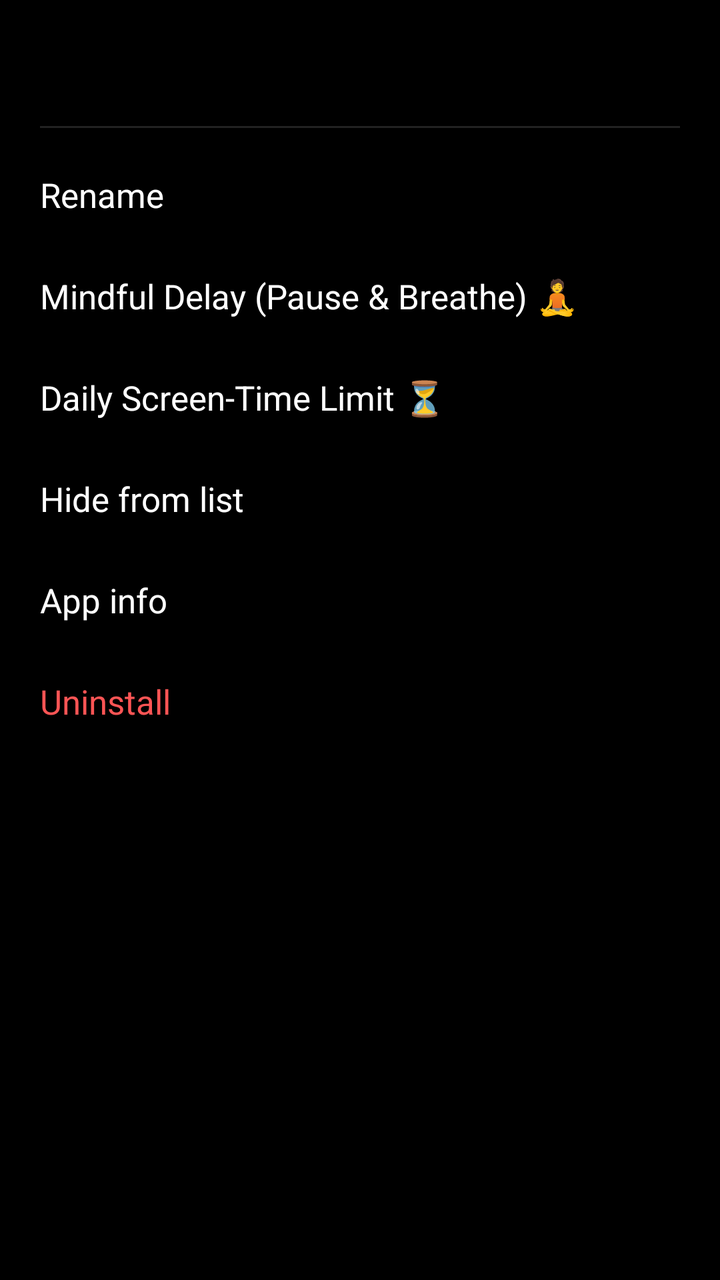
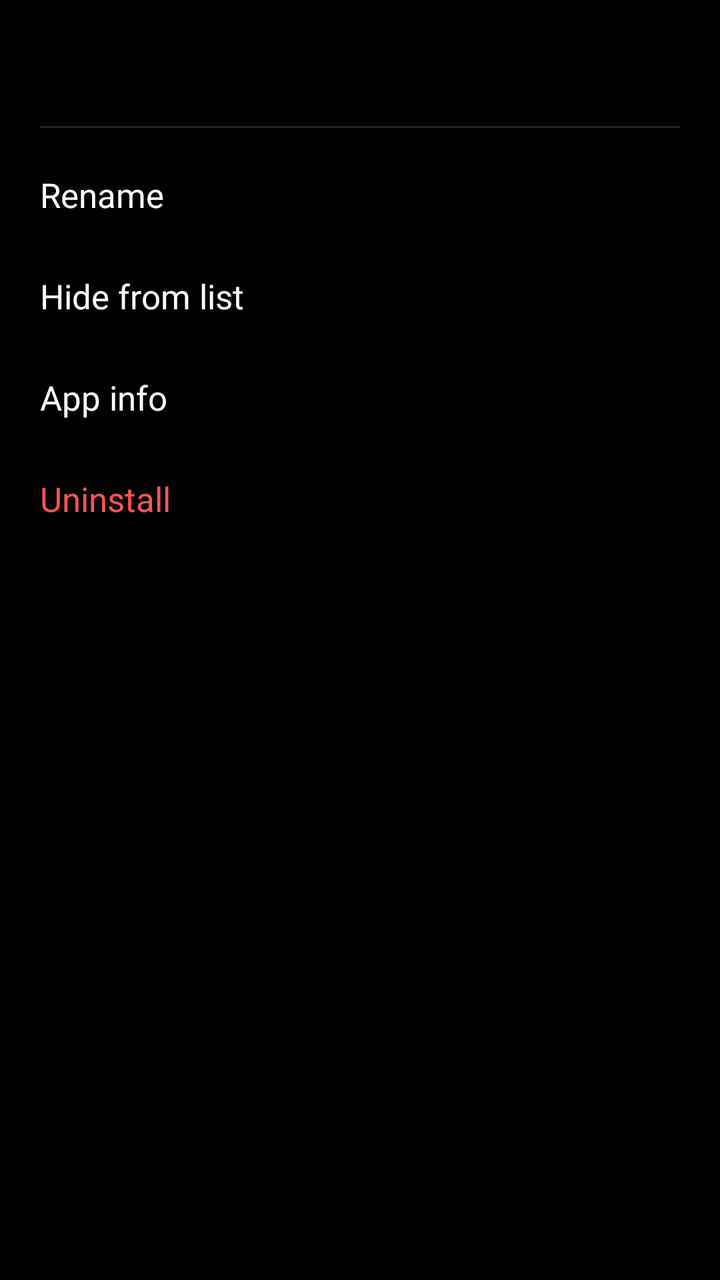

Before-and-after screenshots of an Android layout around one commit, followed by the original layout XML and the change that was made.
<!-- AndroidManifest.xml: application theme Theme.MinimalLauncher -->
<!-- res/layout/dialog_app_actions.xml -->
<?xml version="1.0" encoding="utf-8"?>
<LinearLayout xmlns:android="http://schemas.android.com/apk/res/android"
    android:layout_width="match_parent"
    android:layout_height="wrap_content"
    android:background="?attr/launcherBackground"
    android:orientation="vertical"
    android:paddingStart="20dp"
    android:paddingTop="20dp"
    android:paddingEnd="20dp"
    android:paddingBottom="24dp">

    <TextView
        android:id="@+id/tvActionAppTitle"
        android:layout_width="match_parent"
        android:layout_height="wrap_content"
        android:ellipsize="end"
        android:maxLines="1"
        android:paddingBottom="16dp"
        android:textColor="?attr/primaryTextColor"
        android:textSize="20sp"
        android:textStyle="bold" />

    <View
        android:layout_width="match_parent"
        android:layout_height="1dp"
        android:layout_marginBottom="8dp"
        android:background="?attr/dividerColor" />

    <TextView
        android:id="@+id/actionRename"
        android:layout_width="match_parent"
        android:layout_height="wrap_content"
        android:background="?android:attr/selectableItemBackground"
        android:paddingTop="14dp"
        android:paddingBottom="14dp"
        android:text="@string/action_rename"
        android:textColor="?attr/primaryTextColor"
        android:textSize="17sp" />

    <TextView
        android:id="@+id/actionMindfulDelay"
        android:layout_width="match_parent"
        android:layout_height="wrap_content"
        android:background="?android:attr/selectableItemBackground"
        android:paddingTop="14dp"
        android:paddingBottom="14dp"
        android:text="Mindful Delay (Pause &amp; Breathe) 🧘"
        android:textColor="?attr/primaryTextColor"
        android:textSize="17sp" />

    <TextView
        android:id="@+id/actionScreenTimeLimit"
        android:layout_width="match_parent"
        android:layout_height="wrap_content"
        android:background="?android:attr/selectableItemBackground"
        android:paddingTop="14dp"
        android:paddingBottom="14dp"
        android:text="Daily Screen-Time Limit ⏳"
        android:textColor="?attr/primaryTextColor"
        android:textSize="17sp" />

    <TextView
        android:id="@+id/actionHide"
        android:layout_width="match_parent"
        android:layout_height="wrap_content"
        android:background="?android:attr/selectableItemBackground"
        android:paddingTop="14dp"
        android:paddingBottom="14dp"
        android:text="@string/action_hide"
        android:textColor="?attr/primaryTextColor"
        android:textSize="17sp" />

    <TextView
        android:id="@+id/actionInfo"
        android:layout_width="match_parent"
        android:layout_height="wrap_content"
        android:background="?android:attr/selectableItemBackground"
        android:paddingTop="14dp"
        android:paddingBottom="14dp"
        android:text="@string/action_info"
        android:textColor="?attr/primaryTextColor"
        android:textSize="17sp" />

    <TextView
        android:id="@+id/actionUninstall"
        android:layout_width="match_parent"
        android:layout_height="wrap_content"
        android:background="?android:attr/selectableItemBackground"
        android:paddingTop="14dp"
        android:paddingBottom="14dp"
        android:text="@string/action_uninstall"
        android:textColor="#FF5555"
        android:textSize="17sp" />

</LinearLayout>
<!-- resources referenced by this layout -->
<resources>
  <string name="action_hide">Hide from list</string>
  <string name="action_info">App info</string>
  <string name="action_rename">Rename</string>
  <string name="action_uninstall">Uninstall</string>
  <style name="Theme.MinimalLauncher" parent="Theme.AppCompat.NoActionBar">
          <item name="android:windowBackground">@color/bg_dark</item>
          <item name="android:colorBackground">@color/bg_dark</item>
          <item name="android:statusBarColor">@color/transparent</item>
          <item name="android:navigationBarColor">@color/transparent</item>
          <item name="android:windowLightStatusBar">false</item>
          <item name="android:windowLightNavigationBar">false</item>
  
          
          <item name="android:windowAnimationStyle">@null</item>
          <item name="android:windowDisablePreview">true</item>
  
          
          <item name="launcherBackground">@color/bg_dark</item>
          <item name="primaryTextColor">@color/text_primary_dark</item>
          <item name="secondaryTextColor">@color/text_secondary_dark</item>
          <item name="searchBackground">@drawable/bg_search_dark</item>
          <item name="itemHighlight">@color/highlight_dark</item>
          <item name="dividerColor">@color/divider_dark</item>
      </style>
  <color name="bg_dark">#000000</color>
  <color name="transparent">#00000000</color>
  <color name="text_primary_dark">#FFFFFF</color>
  <color name="text_secondary_dark">#999999</color>
  <!-- drawable bg_search_dark (drawable) -->
  <?xml version="1.0" encoding="utf-8"?>
  <shape xmlns:android="http://schemas.android.com/apk/res/android"
      android:shape="rectangle">
      <solid android:color="@color/search_bg_dark" />
      <corners android:radius="12dp" />
      <stroke
          android:width="1dp"
          android:color="#333333" />
  </shape>
  <color name="highlight_dark">#2A2A2A</color>
  <color name="divider_dark">#222222</color>
  <color name="search_bg_dark">#181818</color>
</resources>

<!-- the commit's change to res/layout/dialog_app_actions.xml (unified diff, before → after) -->
@@ -38,26 +38,28 @@
         android:textSize="17sp" />
 
     <TextView
-        android:id="@+id/actionMindfulDelay"
+        android:id="@+id/actionChangeSlot"
         android:layout_width="match_parent"
         android:layout_height="wrap_content"
         android:background="?android:attr/selectableItemBackground"
         android:paddingTop="14dp"
         android:paddingBottom="14dp"
-        android:text="Mindful Delay (Pause &amp; Breathe) 🧘"
+        android:text="Change app"
         android:textColor="?attr/primaryTextColor"
-        android:textSize="17sp" />
+        android:textSize="17sp"
+        android:visibility="gone" />
 
     <TextView
-        android:id="@+id/actionScreenTimeLimit"
+        android:id="@+id/actionRemoveFromHome"
         android:layout_width="match_parent"
         android:layout_height="wrap_content"
         android:background="?android:attr/selectableItemBackground"
         android:paddingTop="14dp"
         android:paddingBottom="14dp"
-        android:text="Daily Screen-Time Limit ⏳"
+        android:text="Remove from Home screen"
         android:textColor="?attr/primaryTextColor"
-        android:textSize="17sp" />
+        android:textSize="17sp"
+        android:visibility="gone" />
 
     <TextView
         android:id="@+id/actionHide"
